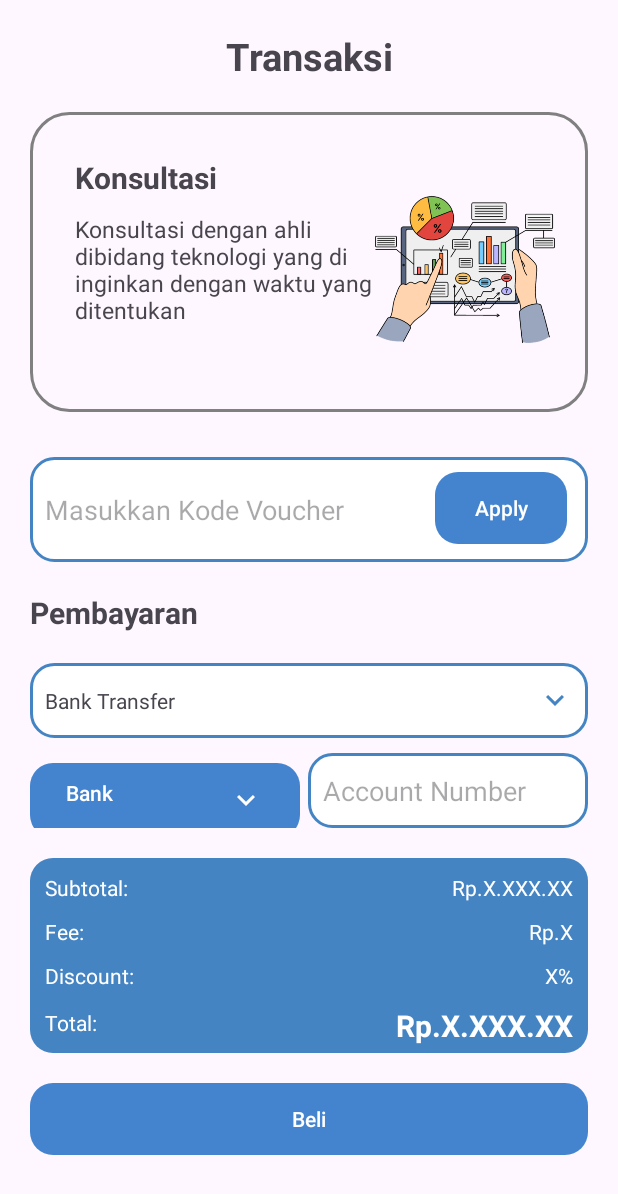
After one commit to dimasnoufal/TeChar, an Android app: the TransaksiActivity screen opened directly, with no data from a screen before it, on a phone screen of 412 x 824 dp. The commit adds this screen. Shown: the top 1194 px of the screen. Run offline under Robolectric (Android 15) with nearby library versions, the phone set to English and light mode, and no system bars.

Commit message:
first commit

```diff
--- /dev/null
+++ b/app/src/main/java/com/unity/techar/TransaksiActivity.kt
@@ -0,0 +1,11 @@
+package com.unity.techar
+
+import androidx.appcompat.app.AppCompatActivity
+import android.os.Bundle
+
+class TransaksiActivity : AppCompatActivity() {
+    override fun onCreate(savedInstanceState: Bundle?) {
+        super.onCreate(savedInstanceState)
+        setContentView(R.layout.activity_transaksi)
+    }
+}
--- /dev/null
+++ b/app/src/main/res/drawable/baseline_keyboard_arrow_down_24.xml
@@ -0,0 +1,5 @@
+<vector android:height="24dp" android:tint="#4484C3"
+    android:viewportHeight="24" android:viewportWidth="24"
+    android:width="24dp" xmlns:android="http://schemas.android.com/apk/res/android">
+    <path android:fillColor="@android:color/white" android:pathData="M7.41,8.59L12,13.17l4.59,-4.58L18,10l-6,6 -6,-6 1.41,-1.41z"/>
+</vector>
--- /dev/null
+++ b/app/src/main/res/drawable/baseline_keyboard_arrow_down_24_white.xml
@@ -0,0 +1,5 @@
+<vector android:height="24dp" android:tint="#FFFFFF"
+    android:viewportHeight="24" android:viewportWidth="24"
+    android:width="24dp" xmlns:android="http://schemas.android.com/apk/res/android">
+    <path android:fillColor="@android:color/white" android:pathData="M7.41,8.59L12,13.17l4.59,-4.58L18,10l-6,6 -6,-6 1.41,-1.41z"/>
+</vector>
--- /dev/null
+++ b/app/src/main/res/drawable/button.xml
@@ -0,0 +1,9 @@
+<?xml version="1.0" encoding="utf-8"?>
+<shape xmlns:android="http://schemas.android.com/apk/res/android"
+    android:shape="rectangle">
+    <solid android:color="@color/blue"/>
+    <corners android:bottomRightRadius="15dp"
+        android:bottomLeftRadius="15dp"
+        android:topRightRadius="15dp"
+        android:topLeftRadius="15dp"/>
+</shape>
--- /dev/null
+++ b/app/src/main/res/drawable/edt.xml
@@ -0,0 +1,10 @@
+<?xml version="1.0" encoding="utf-8"?>
+<shape xmlns:android="http://schemas.android.com/apk/res/android"
+    android:shape="rectangle">
+    <solid android:color="@color/white"/>
+    <stroke android:color="@color/blue" android:width="2dp"/>
+    <corners android:bottomRightRadius="15dp"
+        android:bottomLeftRadius="15dp"
+        android:topRightRadius="15dp"
+        android:topLeftRadius="15dp"/>
+</shape>
--- /dev/null
+++ b/app/src/main/res/drawable/kartu.xml
@@ -0,0 +1,9 @@
+<?xml version="1.0" encoding="utf-8"?>
+<shape xmlns:android="http://schemas.android.com/apk/res/android"
+    android:shape="rectangle">
+    <stroke android:color="@color/abu_abu" android:width="2dp"/>
+    <corners android:bottomRightRadius="25dp"
+        android:bottomLeftRadius="25dp"
+        android:topRightRadius="25dp"
+        android:topLeftRadius="25dp"/>
+</shape>
--- /dev/null
+++ b/app/src/main/res/layout/activity_transaksi.xml
@@ -0,0 +1,225 @@
+<?xml version="1.0" encoding="utf-8"?>
+<RelativeLayout xmlns:android="http://schemas.android.com/apk/res/android"
+    xmlns:app="http://schemas.android.com/apk/res-auto"
+    xmlns:tools="http://schemas.android.com/tools"
+    android:layout_width="match_parent"
+    android:layout_height="match_parent"
+    android:orientation="vertical"
+    android:padding="20dp"
+    tools:context=".TransaksiActivity">
+
+    <TextView
+        android:id="@+id/tv_judul"
+        android:layout_width="match_parent"
+        android:layout_height="wrap_content"
+        android:text="Transaksi"
+        android:textSize="25sp"
+        android:textStyle="bold"
+        android:textAlignment="center"/>
+    <RelativeLayout
+        android:id="@+id/kartu_konsultasi"
+        android:layout_below="@id/tv_judul"
+        android:paddingTop="20dp"
+        android:layout_width="match_parent"
+        android:layout_height="wrap_content">
+
+        <ImageView
+            android:layout_width="match_parent"
+            android:layout_height="200dp"
+            android:src="@drawable/kartu"/>
+        <LinearLayout
+            android:layout_width="wrap_content"
+            android:layout_height="200dp"
+            android:orientation="horizontal"
+            android:paddingTop="30dp"
+            android:paddingLeft="30dp">
+        <LinearLayout
+            android:layout_width="wrap_content"
+            android:layout_height="wrap_content"
+            android:orientation="vertical">
+            <TextView
+                android:layout_width="wrap_content"
+                android:layout_height="wrap_content"
+                android:text="Konsultasi"
+                android:textSize="20sp"
+                android:textStyle="bold"
+                />
+            <TextView
+                android:paddingTop="10dp"
+                android:layout_width="200dp"
+                android:layout_height="wrap_content"
+                android:text="Konsultasi dengan ahli dibidang teknologi yang di inginkan dengan waktu yang ditentukan"
+                android:textSize="15sp"/>
+        </LinearLayout>
+            <ImageView
+                android:paddingLeft="-30dp"
+                android:layout_width="150dp"
+                android:layout_height="150dp"
+                android:src="@drawable/it_career_1"/>
+        </LinearLayout>
+    </RelativeLayout>
+
+    <EditText
+        android:id="@+id/edt_vocher"
+        android:paddingLeft="10dp"
+        android:layout_marginTop="30dp"
+        android:background="@drawable/edt"
+        android:layout_below="@id/kartu_konsultasi"
+        android:layout_width="match_parent"
+        android:layout_height="70dp"
+        android:inputType="text"
+        android:hint="Masukkan Kode Voucher"/>
+    <Button
+        android:id="@+id/btn_apply"
+        android:layout_marginTop="40dp"
+        android:layout_below="@id/kartu_konsultasi"
+        android:layout_width="wrap_content"
+        android:layout_height="wrap_content"
+        android:text="Apply"
+        android:layout_marginStart="270dp"
+        android:background="@drawable/button"/>
+    <TextView
+        android:id="@+id/tv_pembayaran"
+        android:paddingTop="20dp"
+        android:text="Pembayaran"
+        android:textSize="20sp"
+        android:textStyle="bold"
+        android:layout_width="wrap_content"
+        android:layout_height="wrap_content"
+        android:layout_below="@id/edt_vocher"/>
+    <TextView
+        android:id="@+id/bank_tf"
+        android:layout_marginTop="20dp"
+        android:layout_width="match_parent"
+        android:layout_height="50dp"
+        android:gravity="center_vertical"
+        android:layout_below="@id/tv_pembayaran"
+        android:text="Bank Transfer"
+        android:paddingLeft="10dp"
+        android:paddingRight="10dp"
+        android:drawableRight="@drawable/baseline_keyboard_arrow_down_24"
+        android:background="@drawable/edt"/>
+    <LinearLayout
+        android:id="@+id/ly3"
+        android:layout_width="match_parent"
+        android:layout_height="wrap_content"
+        android:orientation="horizontal"
+        android:layout_below="@id/bank_tf">
+        <Button
+            android:id="@+id/bank"
+            android:layout_marginTop="10dp"
+            android:layout_width="180dp"
+            android:layout_height="50dp"
+            android:text="Bank"
+            android:gravity=""
+            android:background="@drawable/button"
+            android:drawableRight="@drawable/baseline_keyboard_arrow_down_24_white"
+            android:layout_below="@id/bank_tf"/>
+        <EditText
+            android:id="@+id/edt_account"
+            android:layout_marginLeft="5dp"
+            android:paddingLeft="10dp"
+            android:layout_marginTop="10dp"
+            android:layout_width="match_parent"
+            android:layout_height="50dp"
+            android:background="@drawable/edt"
+            android:hint="Account Number"/>
+    </LinearLayout>
+    <ImageView
+        android:id="@+id/bg"
+        android:layout_width="match_parent"
+        android:layout_height="130dp"
+        android:layout_below="@id/ly3"
+        android:layout_marginTop="20dp"
+        android:src="@drawable/button"/>
+
+        <RelativeLayout
+            android:layout_marginTop="20dp"
+            android:layout_below="@id/ly3"
+            android:layout_width="match_parent"
+            android:layout_height="wrap_content">
+            <TextView
+                android:id="@+id/tv_sub"
+                android:layout_width="wrap_content"
+                android:layout_height="wrap_content"
+                android:text="Subtotal:"
+                android:textColor="@color/white"
+                android:layout_marginLeft="10dp"
+                android:layout_marginTop="10dp"/>
+            <TextView
+                android:id="@+id/txt_sub"
+                android:layout_alignParentRight="true"
+                android:layout_width="wrap_content"
+                android:layout_height="wrap_content"
+                android:text="Rp.X.XXX.XX"
+                android:layout_marginRight="10dp"
+                android:textColor="@color/white"
+                android:layout_marginTop="10dp"/>
+            <TextView
+                android:layout_below="@id/tv_sub"
+                android:id="@+id/tv_fee"
+                android:layout_width="wrap_content"
+                android:layout_height="wrap_content"
+                android:text="Fee:"
+                android:textColor="@color/white"
+                android:layout_marginLeft="10dp"
+                android:layout_marginTop="10dp"/>
+            <TextView
+                android:id="@+id/txt_fee"
+                android:layout_alignParentRight="true"
+                android:layout_width="wrap_content"
+                android:layout_height="wrap_content"
+                android:text="Rp.X"
+                android:layout_below="@id/txt_sub"
+                android:layout_marginRight="10dp"
+                android:textColor="@color/white"
+                android:layout_marginTop="10dp"/>
+            <TextView
+                android:id="@+id/tv_disc"
+                android:layout_width="wrap_content"
+                android:layout_height="wrap_content"
+                android:text="Discount:"
+                android:layout_below="@id/tv_fee"
+                android:textColor="@color/white"
+                android:layout_marginLeft="10dp"
+                android:layout_marginTop="10dp"/>
+            <TextView
+                android:id="@+id/txt_disc"
+                android:layout_below="@id/txt_fee"
+                android:layout_alignParentRight="true"
+                android:layout_width="wrap_content"
+                android:layout_height="wrap_content"
+                android:text="X%"
+                android:layout_marginRight="10dp"
+                android:textColor="@color/white"
+                android:layout_marginTop="10dp"/>
+            <TextView
+                android:id="@+id/tv_total"
+                android:layout_width="wrap_content"
+                android:layout_height="wrap_content"
+                android:text="Total:"
+                android:layout_below="@id/tv_disc"
+                android:textColor="@color/white"
+                android:layout_marginLeft="10dp"
+                android:layout_marginTop="12dp"/>
+            <TextView
+                android:id="@+id/txt_total"
+                android:layout_below="@id/txt_disc"
+                android:layout_alignParentRight="true"
+                android:layout_width="wrap_content"
+                android:layout_height="wrap_content"
+                android:text="Rp.X.XXX.XX"
+                android:textSize="20sp"
+                android:textStyle="bold"
+                android:layout_marginRight="10dp"
+                android:textColor="@color/white"
+                android:layout_marginTop="10dp"/>
+        </RelativeLayout>
+    <Button
+        android:layout_width="match_parent"
+        android:layout_height="wrap_content"
+        android:layout_below="@id/bg"
+        android:layout_marginTop="20dp"
+        android:text="Beli"
+        android:background="@drawable/button"/>
+</RelativeLayout>
--- a/app/src/main/res/values/strings.xml
+++ b/app/src/main/res/values/strings.xml
@@ -37,7 +37,7 @@
 
     <string name="link">https://discord.com/invite/tuPcvHXv</string>
 
-<!--    konsultasi-->
+    <!--    konsultasi-->
     <string name="deskripsi_konsultasi">Ahli di Bidang Data Science: Berfokus pada machine learning dan analisis data, memiliki pengetahuan yang luas dalam pengolahan data.\n\nPengalaman Kerja:\n
      - 3 tahun sebagai Data Scientist di Data Insights Ltd., melakukan penelitian dan pengembangan model machine learning untuk insight bisnis.\n
      - 2 tahun sebagai Research Analyst di Analytics Innovate, menganalisis data untuk mengidentifikasi tren dan pola yang relevan. </string>
@@ -52,7 +52,7 @@ Pengalaman Kerja:\n
      - 1 tahun sebagai UI/UX Designer di ABC Digital Agency, berfokus pada desain tata letak dan pengalaman pengguna.
 </string>
 
-<!--    Learning-->
+    <!--    Learning-->
     <string name="deskripsiLearning">Data scientist adalah ahli dalam menganalisis dan menafsirkan data. Seorang Data Scientist menggunakan berbagai alat dan teknik seperti pemrosesan data, statistik, machine learning, dan kecerdasan buatan untuk mengeksplorasi dan menarik wawasan dari data. Tugas mereka meliputi pengumpulan data, membersihkan data yang tidak lengkap atau tidak akurat, menerapkan model statistik atau machine learning untuk membuat prediksi atau analisis, dan menyajikan hasil secara bermanfaat bagi perusahaan atau organisasi. Anda yang ertarik dan ingin mendalami fokus bidang Data Scientist ini dapat mengambil pelatihan di Dicoding.
 </string>
     <string name="deskripsiGoogle">Seorang Android Developer merupakan pengembang yang mengkhususkan diri dalam membangun aplikasi untuk platform Android. Mereka memiliki pemahaman mendalam tentang bahasa pemrograman seperti Java atau Kotlin, serta framework Android seperti Android Studio. Tugas utama mereka adalah merancang, mengembangkan, dan memelihara aplikasi mobile yang berjalan pada sistem operasi Android. Mereka juga perlu memastikan aplikasi mereka kompatibel dengan berbagai perangkat Android yang berbeda. Anda dapat mengambil kelas gratis untuk fokus dalam bidang Android Developer secara gratis dan dapat diakses di Google for Developers.
```
Also changed, not shown: app/src/main/AndroidManifest.xml (+10 -1 lines), app/src/main/java/com/unity/techar/BerhasilPaymentActivity.kt (added, +11 -0 lines), app/src/main/java/com/unity/techar/ChatActivity.kt (added, +11 -0 lines), app/src/main/res/drawable/kartu_chat.xml (added, +8 -0 lines), app/src/main/res/drawable/kartu_chat_1.xml (added, +8 -0 lines), app/src/main/res/layout/activity_berhasil_payment.xml (added, +47 -0 lines), app/src/main/res/layout/activity_chat.xml (added, +63 -0 lines).
